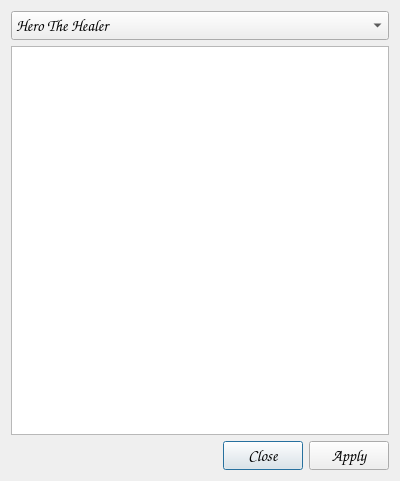
Before: the Qt Designer form MoMTweaker/dialogaddunit.ui in jbalcomb/MoM-RTGT, drawn with Qt 5.
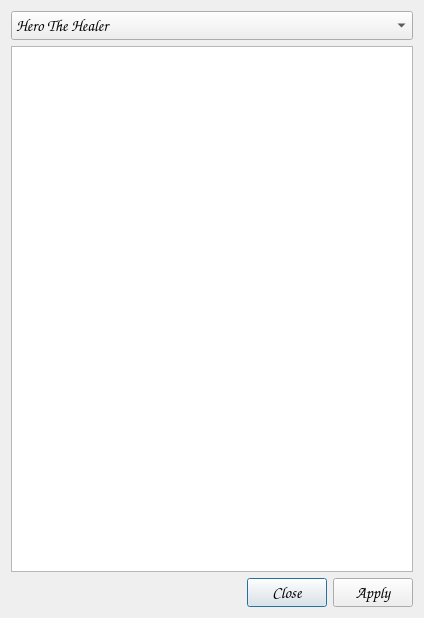
After: the same form once the commit is applied. Icons and pictures are not drawn.

```diff
--- a/MoMTweaker/dialogaddunit.ui
+++ b/MoMTweaker/dialogaddunit.ui
@@ -6,8 +6,8 @@
    <rect>
     <x>0</x>
     <y>0</y>
-    <width>400</width>
-    <height>481</height>
+    <width>424</width>
+    <height>618</height>
    </rect>
   </property>
   <property name="font">
```
